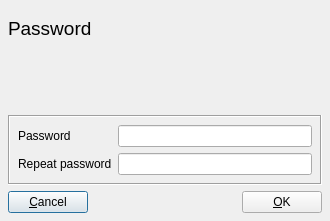
First picture: the form in ui/PassWrite.ui, repository chris2511/xca, before the edit.
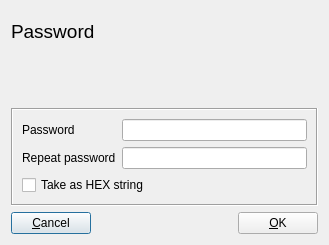
Second picture: the form after the edit.

```diff
--- a/ui/PassWrite.ui
+++ b/ui/PassWrite.ui
@@ -6,20 +6,14 @@
    <rect>
     <x>0</x>
     <y>0</y>
-    <width>330</width>
-    <height>221</height>
+    <width>329</width>
+    <height>245</height>
    </rect>
   </property>
   <property name="windowTitle">
    <string>Password</string>
   </property>
-  <layout class="QVBoxLayout">
-   <property name="spacing">
-    <number>6</number>
-   </property>
-   <property name="margin">
-    <number>8</number>
-   </property>
+  <layout class="QVBoxLayout" name="verticalLayout">
    <item>
     <layout class="QHBoxLayout">
      <property name="spacing">
@@ -98,13 +92,21 @@
      <property name="frameShadow">
       <enum>QFrame::Sunken</enum>
      </property>
-     <layout class="QGridLayout">
-      <property name="margin">
-       <number>8</number>
-      </property>
-      <property name="spacing">
-       <number>6</number>
-      </property>
+     <layout class="QGridLayout" name="gridLayout">
+      <item row="0" column="0">
+       <widget class="QLabel" name="label">
+        <property name="text">
+         <string>Password</string>
+        </property>
+       </widget>
+      </item>
+      <item row="0" column="1">
+       <widget class="QLineEdit" name="passA">
+        <property name="echoMode">
+         <enum>QLineEdit::Password</enum>
+        </property>
+       </widget>
+      </item>
       <item row="1" column="0">
        <widget class="QLabel" name="repeatLabel">
         <property name="text">
@@ -112,13 +114,6 @@
         </property>
        </widget>
       </item>
-      <item row="0" column="1">
-       <widget class="QLineEdit" name="passA">
-        <property name="echoMode">
-         <enum>QLineEdit::Password</enum>
-        </property>
-       </widget>
-      </item>
       <item row="1" column="1">
        <widget class="QLineEdit" name="passB">
         <property name="echoMode">
@@ -126,10 +121,13 @@
         </property>
        </widget>
       </item>
-      <item row="0" column="0">
-       <widget class="QLabel" name="label">
+      <item row="2" column="0" colspan="2">
+       <widget class="QCheckBox" name="takeHex">
+        <property name="toolTip">
+         <string>The password is parsed as 2-digit hex code. It must have an equal number of digits (0-9 and a-f)</string>
+        </property>
         <property name="text">
-         <string>Password</string>
+         <string>Take as HEX string</string>
         </property>
        </widget>
       </item>
```
